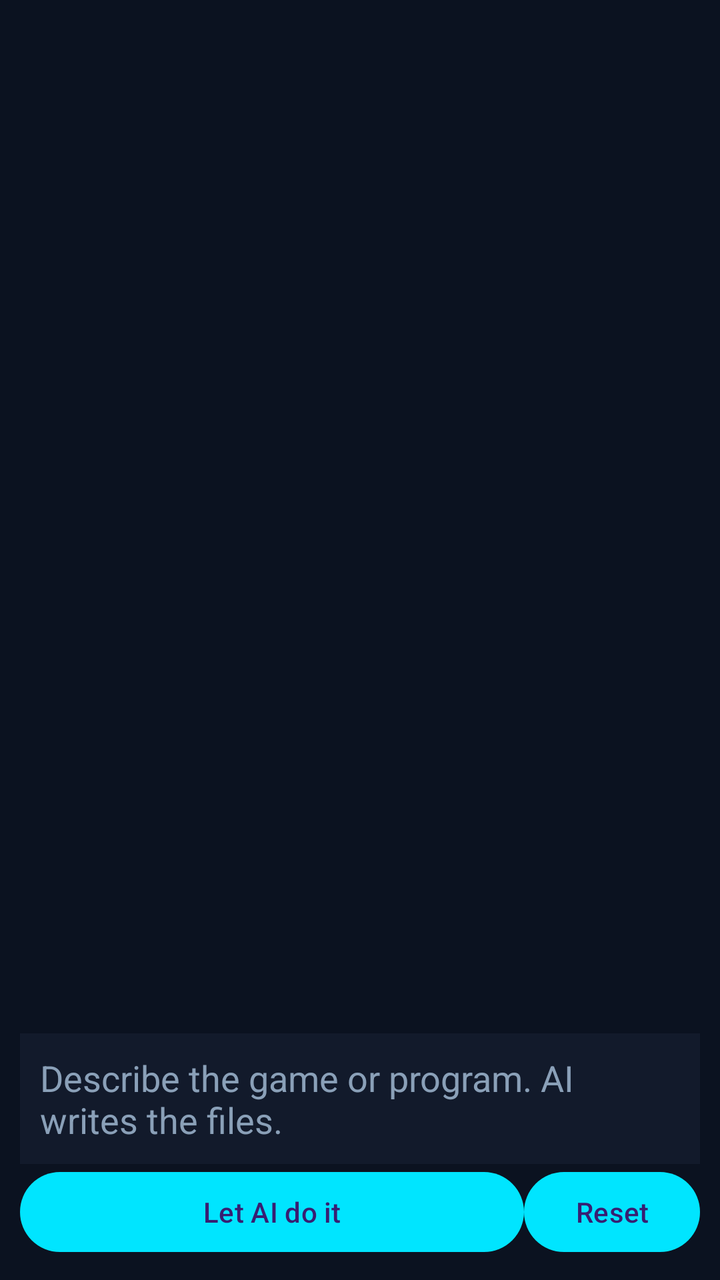
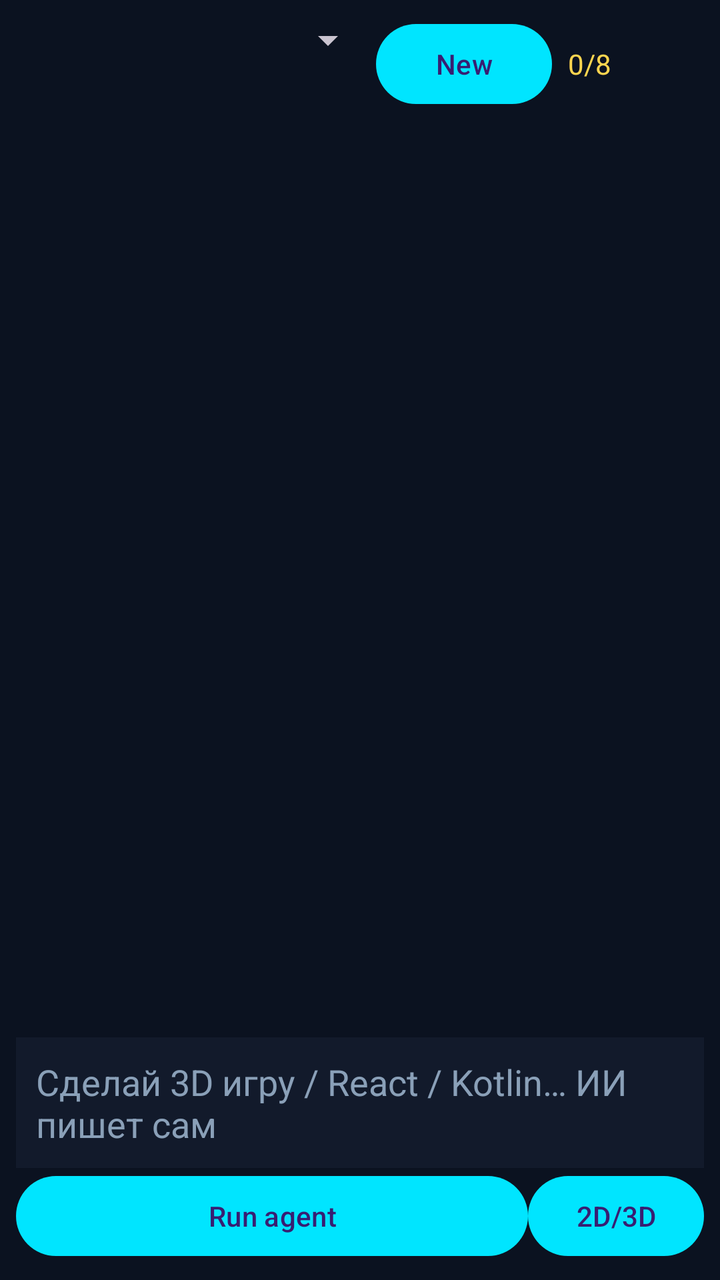

An Android layout rendered at two revisions. The XML below is the earlier revision; the diff shows what the commit changed to produce the second picture.
<!-- AndroidManifest.xml: application theme Theme.AndroIDE -->
<!-- res/layout/tab_agent.xml -->
<?xml version="1.0" encoding="utf-8"?>
<LinearLayout xmlns:android="http://schemas.android.com/apk/res/android"
    android:layout_width="match_parent"
    android:layout_height="match_parent"
    android:orientation="vertical"
    android:padding="10dp">

    <TextView
        android:id="@+id/agentMeta"
        android:layout_width="match_parent"
        android:layout_height="wrap_content"
        android:textColor="@color/muted"
        android:textSize="12sp" />

    <ScrollView
        android:layout_width="match_parent"
        android:layout_height="0dp"
        android:layout_weight="1"
        android:fillViewport="true">
        <TextView
            android:id="@+id/agentLog"
            android:layout_width="match_parent"
            android:layout_height="wrap_content"
            android:fontFamily="monospace"
            android:textColor="@color/text"
            android:textSize="13sp"
            android:textIsSelectable="true"
            android:padding="8dp" />
    </ScrollView>

    <EditText
        android:id="@+id/agentInput"
        android:layout_width="match_parent"
        android:layout_height="wrap_content"
        android:minLines="2"
        android:hint="Describe the game or program. AI writes the files."
        android:textColor="@color/text"
        android:textColorHint="@color/muted"
        android:background="@color/panel"
        android:padding="10dp" />

    <LinearLayout
        android:layout_width="match_parent"
        android:layout_height="wrap_content"
        android:orientation="horizontal">
        <Button
            android:id="@+id/btnSend"
            android:layout_width="0dp"
            android:layout_height="wrap_content"
            android:layout_weight="1"
            android:text="Let AI do it" />
        <Button
            android:id="@+id/btnClear"
            android:layout_width="wrap_content"
            android:layout_height="wrap_content"
            android:text="Reset" />
    </LinearLayout>
</LinearLayout>
<!-- resources referenced by this layout -->
<resources>
  <color name="muted">#8AA0B8</color>
  <color name="panel">#121A2B</color>
  <color name="text">#E8F1FF</color>
  <style name="Theme.AndroIDE" parent="Theme.Material3.Dark.NoActionBar">
          <item name="colorPrimary">#00E5FF</item>
          <item name="colorSecondary">#FFD54F</item>
          <item name="android:statusBarColor">#0B1220</item>
          <item name="android:navigationBarColor">#0B1220</item>
          <item name="android:windowBackground">#0B1220</item>
      </style>
</resources>

<!-- the commit's change to res/layout/tab_agent.xml (unified diff, before → after) -->
@@ -3,7 +3,17 @@
     android:layout_width="match_parent"
     android:layout_height="match_parent"
     android:orientation="vertical"
-    android:padding="10dp">
+    android:padding="8dp">
+
+    <HorizontalScrollView
+        android:layout_width="match_parent"
+        android:layout_height="wrap_content">
+        <LinearLayout android:orientation="horizontal" android:layout_width="wrap_content" android:layout_height="wrap_content">
+            <Spinner android:id="@+id/sessionSpin" android:layout_width="180dp" android:layout_height="wrap_content" />
+            <Button android:id="@+id/btnNewSession" android:layout_width="wrap_content" android:layout_height="wrap_content" android:text="New" />
+            <TextView android:id="@+id/roundLabel" android:layout_width="wrap_content" android:layout_height="wrap_content" android:textColor="@color/gold" android:padding="8dp" android:text="0/8" />
+        </LinearLayout>
+    </HorizontalScrollView>
 
     <TextView
         android:id="@+id/agentMeta"
@@ -13,19 +23,17 @@
         android:textSize="12sp" />
 
     <ScrollView
+        android:id="@+id/agentScroll"
         android:layout_width="match_parent"
         android:layout_height="0dp"
         android:layout_weight="1"
         android:fillViewport="true">
-        <TextView
-            android:id="@+id/agentLog"
+        <LinearLayout
+            android:id="@+id/chatBox"
+            android:orientation="vertical"
             android:layout_width="match_parent"
             android:layout_height="wrap_content"
-            android:fontFamily="monospace"
-            android:textColor="@color/text"
-            android:textSize="13sp"
-            android:textIsSelectable="true"
-            android:padding="8dp" />
+            android:padding="4dp" />
     </ScrollView>
 
     <EditText
@@ -33,26 +41,14 @@
         android:layout_width="match_parent"
         android:layout_height="wrap_content"
         android:minLines="2"
-        android:hint="Describe the game or program. AI writes the files."
+        android:hint="Сделай 3D игру / React / Kotlin… ИИ пишет сам"
         android:textColor="@color/text"
         android:textColorHint="@color/muted"
         android:background="@color/panel"
         android:padding="10dp" />
 
-    <LinearLayout
-        android:layout_width="match_parent"
-        android:layout_height="wrap_content"
-        android:orientation="horizontal">
-        <Button
-            android:id="@+id/btnSend"
-            android:layout_width="0dp"
-            android:layout_height="wrap_content"
-            android:layout_weight="1"
-            android:text="Let AI do it" />
-        <Button
-            android:id="@+id/btnClear"
-            android:layout_width="wrap_content"
-            android:layout_height="wrap_content"
-            android:text="Reset" />
+    <LinearLayout android:orientation="horizontal" android:layout_width="match_parent" android:layout_height="wrap_content">
+        <Button android:id="@+id/btnSend" android:layout_width="0dp" android:layout_height="wrap_content" android:layout_weight="1" android:text="Run agent" />
+        <Button android:id="@+id/btnTmpl" android:layout_width="wrap_content" android:layout_height="wrap_content" android:text="2D/3D" />
     </LinearLayout>
 </LinearLayout>
<!-- resource entries referenced after the edit -->
@@ -1,5 +1,6 @@
 <!-- resources referenced by this layout -->
 <resources>
+  <color name="gold">#FFD54F</color>
   <color name="muted">#8AA0B8</color>
   <color name="panel">#121A2B</color>
   <color name="text">#E8F1FF</color>
